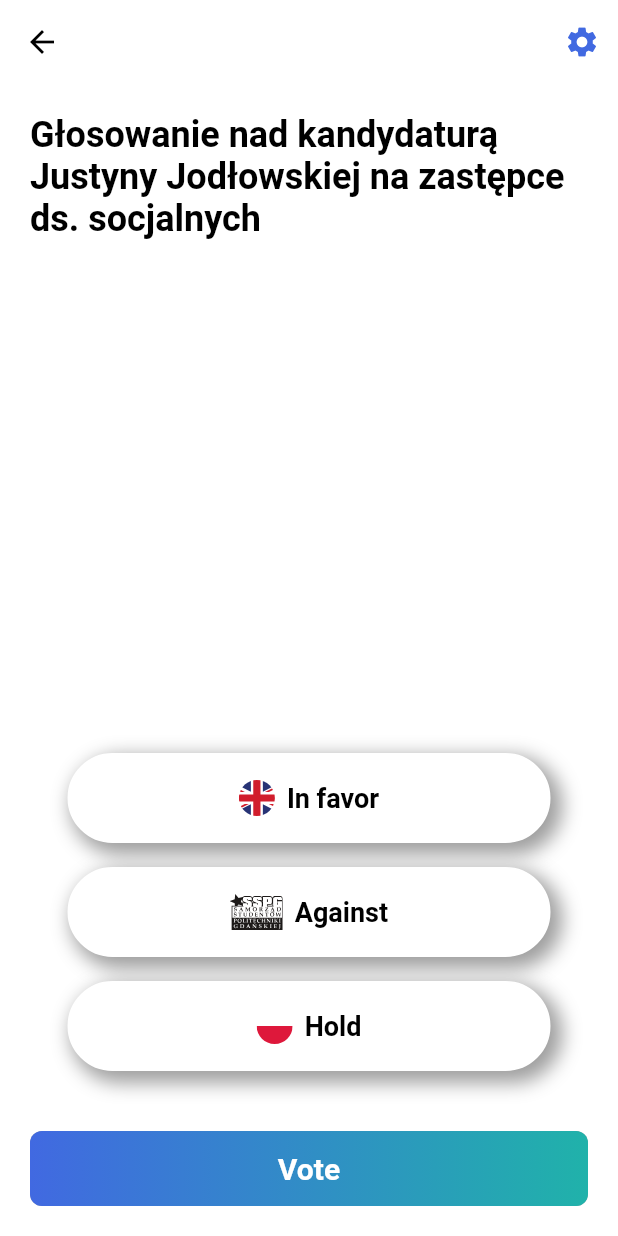
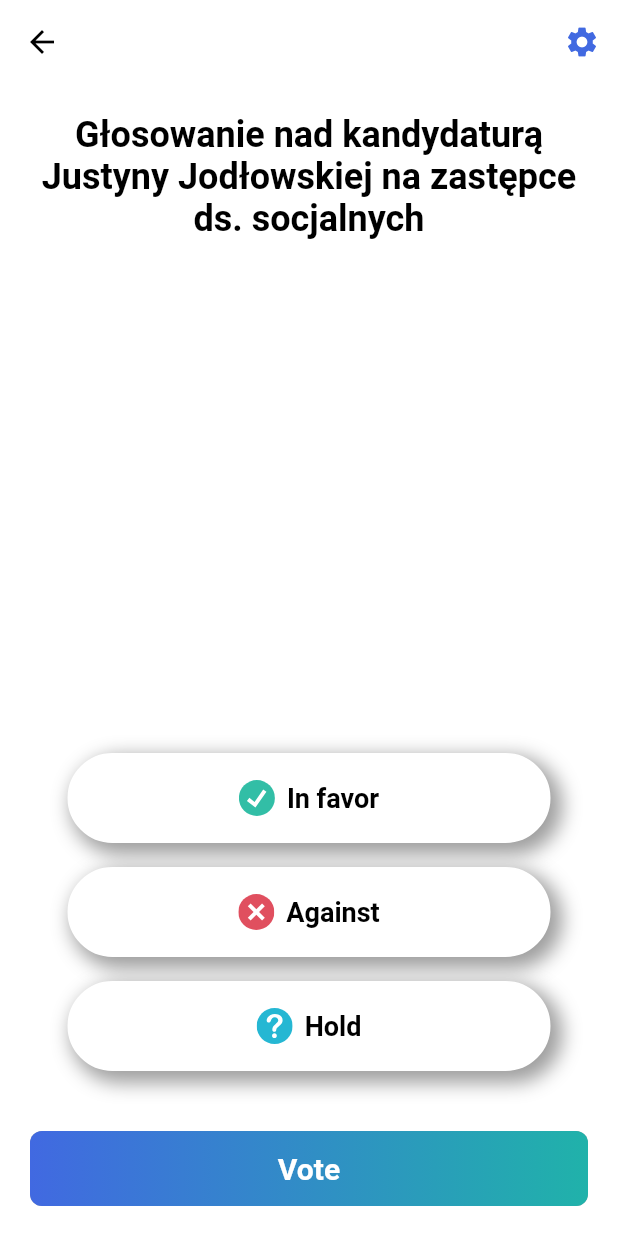
Before and after one commit to wszeborowskimateusz/VotingMobile, a Flutter app: the screen it shows after launch, after a tap on "Vote", on a phone screen of 412 x 824 dp. Run offline on Flutter 3.47's test engine with Material 2 defaults, Android fonts, the phone set to English and light mode, and no system bars; our stand-ins replace carousel_slider, equatable, flutter_svg, get_it, shared_preferences.

Commit message:
Adding proper icons

```diff
--- a/lib/common/ui/common_route.dart
+++ b/lib/common/ui/common_route.dart
@@ -6,12 +6,14 @@ class CommonRoute extends StatelessWidget {
   final String title;
   final bool displayRightIcon;
   final bool withSmallerFontSize;
+  final bool alignTitleCenter;
 
   const CommonRoute({
     @required this.title,
     @required this.child,
     this.displayRightIcon = false,
     this.withSmallerFontSize = false,
+    this.alignTitleCenter = false,
   });
 
   @override
@@ -32,6 +34,7 @@ class CommonRoute extends StatelessWidget {
                 title,
                 style: (withSmallerFontSize ? theme.headline5 : theme.headline4)
                     .copyWith(fontWeight: FontWeight.bold),
+                textAlign: alignTitleCenter ? TextAlign.center : TextAlign.left,
               ),
             ),
             child,
--- a/lib/common/ui/radio_button/custom_radio_button.dart
+++ b/lib/common/ui/radio_button/custom_radio_button.dart
@@ -83,7 +83,7 @@ class RoundRadioItem extends StatelessWidget {
                   : Container(),
               Text(
                 _item.text,
-                style: new TextStyle(
+                style: TextStyle(
                     color: _item.isSelected ? Colors.white : Colors.black,
                     fontSize: 18.0,
                     fontWeight: FontWeight.bold),
--- a/lib/voting/ui/vote_page.dart
+++ b/lib/voting/ui/vote_page.dart
@@ -30,11 +30,11 @@ class _VotePageState extends State<VotePage> {
     super.initState();
     // TODO: Swap assets path when icons are ready
     incidentTypeList = [
-      RadioModel(false, "assets/images/gb.svg", widget.inFavorTranslation,
-          Colors.green),
-      RadioModel(false, "assets/images/sspg_logo.svg",
+      RadioModel(false, "assets/images/successful.svg", widget.inFavorTranslation,
+          Colors.greenAccent[700]),
+      RadioModel(false, "assets/images/unsuccessful.svg",
           widget.againstTranslation, Colors.red),
-      RadioModel(false, "assets/images/pl.svg", widget.holdTranslation,
+      RadioModel(false, "assets/images/hold.svg", widget.holdTranslation,
           Colors.blueAccent)
     ];
   }
@@ -48,6 +48,7 @@ class _VotePageState extends State<VotePage> {
       withSmallerFontSize: true,
       title: activeVoting.name,
       displayRightIcon: true,
+      alignTitleCenter: true,
       child: Expanded(
         child: Column(
           mainAxisAlignment: MainAxisAlignment.end,
--- a/lib/voting/ui/voting_results_box.dart
+++ b/lib/voting/ui/voting_results_box.dart
@@ -66,17 +66,18 @@ class _VotingNumericResults extends StatelessWidget {
       crossAxisAlignment: CrossAxisAlignment.end,
       mainAxisAlignment: MainAxisAlignment.spaceBetween,
       children: <Widget>[
-        _buildResultInfo(Icons.sentiment_very_satisfied, votingResults.inFavor),
+        _buildResultInfo("assets/images/successful.svg", votingResults.inFavor),
         _buildResultInfo(
-            Icons.sentiment_very_dissatisfied, votingResults.against),
-        _buildResultInfo(Icons.sentiment_neutral, votingResults.hold),
+            "assets/images/unsuccessful.svg", votingResults.against),
+            // TODO: Replace it with question mark
+        _buildResultInfo("assets/images/hold.svg", votingResults.hold),
       ],
     );
   }
 
-  Widget _buildResultInfo(IconData icon, int amountOfVotes) {
+  Widget _buildResultInfo(String imagePath, int amountOfVotes) {
     return Row(children: <Widget>[
-      Container(margin: EdgeInsets.only(right: 2.0),child: Icon(icon, color: _grey)),
+      Container(margin: EdgeInsets.only(right: 2.0, bottom: 4.0),child: SvgPicture.asset(imagePath, height: 24,)),
       Text(amountOfVotes.toString()),
     ]);
   }
```
Also changed, not shown: assets/images/hold.svg (added).
